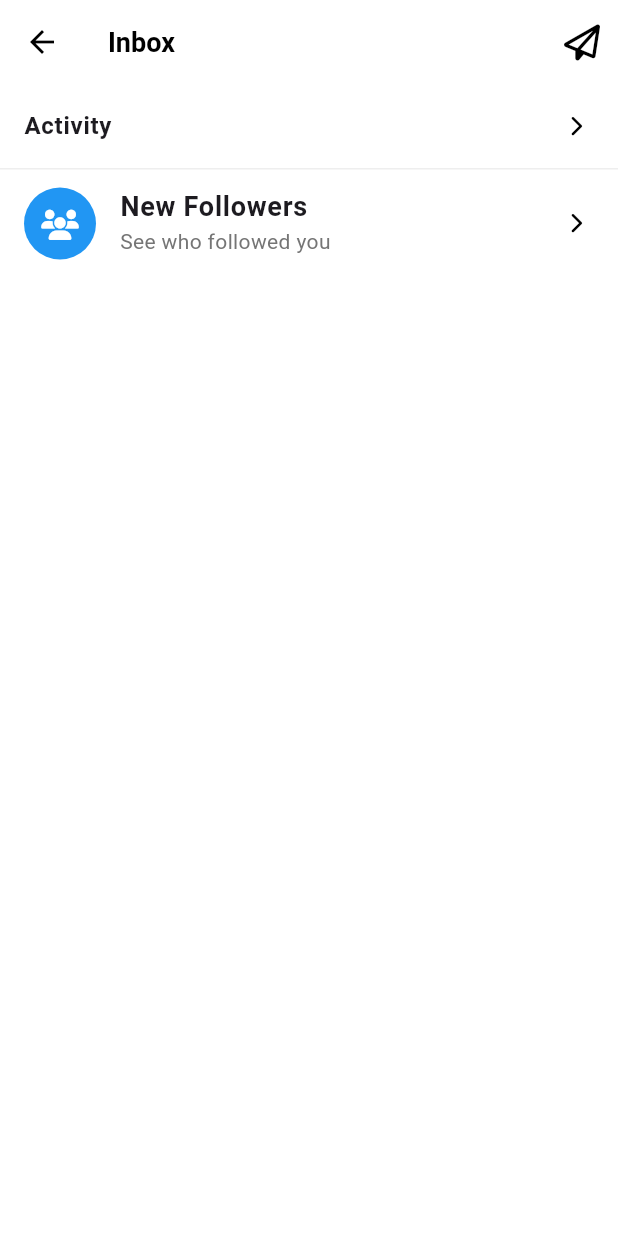
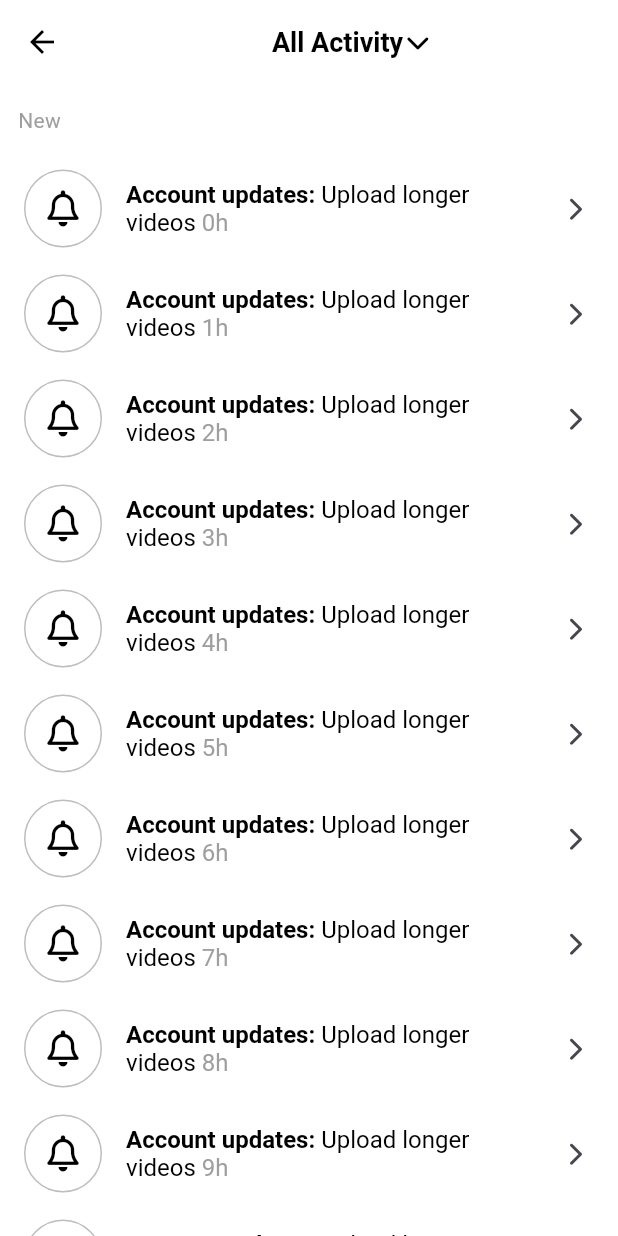
Before and after one commit to kimjihw/TikTok, a Flutter app: the InboxScreen screen opened directly, after a tap on "Activity", on a phone screen of 412 x 824 dp. Run offline on Flutter 3.47's test engine with Material 3 defaults, Android fonts, the phone set to English and light mode, and no system bars; our stand-ins replace font_awesome_flutter, video_player, visibility_detector; network calls fail.

Commit message:
- InBox 구현 완료

```diff
--- /dev/null
+++ b/lib/features/inbox/activity_screen.dart
@@ -0,0 +1,222 @@
+import 'package:flutter/material.dart';
+import 'package:font_awesome_flutter/font_awesome_flutter.dart';
+import 'package:tiktok/constants/gaps.dart';
+import 'package:tiktok/constants/sizes.dart';
+
+class ActivityScreen extends StatefulWidget {
+  const ActivityScreen({super.key});
+
+  @override
+  State<ActivityScreen> createState() => _ActivityScreenState();
+}
+
+class _ActivityScreenState extends State<ActivityScreen>
+    with SingleTickerProviderStateMixin {
+  final List<String> _notifications = List.generate(20, (index) => "${index}h");
+
+  late final AnimationController _animationController = AnimationController(
+    vsync: this,
+    duration: Duration(milliseconds: 500),
+  );
+
+  final List<Map<String, dynamic>> _tabs = [
+    {
+      "title": "All activity",
+      "icon": FontAwesomeIcons.solidMessage,
+    },
+    {
+      "title": "Likes",
+      "icon": FontAwesomeIcons.solidHeart,
+    },
+    {
+      "title": "Comments",
+      "icon": FontAwesomeIcons.solidComments,
+    },
+    {
+      "title": "Mentions",
+      "icon": FontAwesomeIcons.at,
+    },
+    {
+      "title": "Followers",
+      "icon": FontAwesomeIcons.solidUser,
+    },
+    {
+      "title": "From TikTok",
+      "icon": FontAwesomeIcons.tiktok,
+    }
+  ];
+
+  bool _showBarrier = false;
+
+  late final Animation<Color?> _barrierAnimation =
+      ColorTween(begin: Colors.transparent, end: Colors.black.withOpacity(0.5))
+          .animate(_animationController);
+
+  late final Animation<double> _arrowAnimation =
+      Tween(begin: 0.0, end: 0.5).animate(_animationController);
+
+  late final Animation<Offset> _pannelAnimation = Tween(
+    begin: Offset(0, -1),
+    end: Offset.zero,
+  ).animate(_animationController);
+
+  void _onDismissed(String notification) {
+    _notifications.remove(notification);
+    setState(() {});
+  }
+
+  void _toggleAnimation() async{
+    if (_animationController.status == AnimationStatus.completed)
+      await _animationController.reverse();
+    else
+      _animationController.forward();
+    setState(() {
+      _showBarrier = !_showBarrier;
+    });
+  }
+
+  @override
+  Widget build(BuildContext context) {
+    return Scaffold(
+      appBar: AppBar(
+        title: GestureDetector(
+          onTap: _toggleAnimation,
+          child: Row(
+            mainAxisAlignment: MainAxisAlignment.center,
+            children: [
+              Text("All Activity"),
+              Gaps.h2,
+              RotationTransition(
+                turns: _arrowAnimation,
+                child: FaIcon(
+                  FontAwesomeIcons.chevronDown,
+                  size: Sizes.size16,
+                ),
+              ),
+            ],
+          ),
+        ),
+      ),
+      body: Stack(
+        children: [
+          ListView(
+            children: [
+              Gaps.v14,
+              Padding(
+                padding: EdgeInsets.symmetric(horizontal: Sizes.size12),
+                child: Text(
+                  "New",
+                  style: TextStyle(
+                      fontSize: Sizes.size14, color: Colors.grey.shade500),
+                ),
+              ),
+              Gaps.v14,
+              for (var notification in _notifications)
+                Dismissible(
+                  onDismissed: (direction) => _onDismissed(notification),
+                  key: Key(notification),
+                  background: Container(
+                    alignment: Alignment.centerLeft,
+                    color: Colors.green,
+                    child: Padding(
+                      padding: EdgeInsets.only(left: 0),
+                      child: FaIcon(FontAwesomeIcons.checkDouble,
+                          color: Colors.white, size: Sizes.size32),
+                    ),
+                  ),
+                  secondaryBackground: Container(
+                    alignment: Alignment.centerRight,
+                    color: Colors.red,
+                    child: Padding(
+                      padding: EdgeInsets.only(left: 0),
+                      child: FaIcon(FontAwesomeIcons.trashCan,
+                          color: Colors.white, size: Sizes.size32),
+                    ),
+                  ),
+                  child: ListTile(
+                    minVerticalPadding: Sizes.size16,
+                    leading: Container(
+                      decoration: BoxDecoration(
+                        shape: BoxShape.circle,
+                        color: Colors.white,
+                        border: Border.all(
+                            color: Colors.grey.shade400, width: Sizes.size1),
+                      ),
+                      width: Sizes.size52,
+                      child: Center(
+                        child: FaIcon(
+                          FontAwesomeIcons.bell,
+                          color: Colors.black,
+                        ),
+                      ),
+                    ),
+                    title: RichText(
+                      text: TextSpan(
+                        text: "Account updates:",
+                        style: TextStyle(
+                            color: Colors.black,
+                            fontSize: Sizes.size16,
+                            fontWeight: FontWeight.w600),
+                        children: [
+                          TextSpan(
+                              text: " Upload longer videos",
+                              style: TextStyle(fontWeight: FontWeight.normal)),
+                          TextSpan(
+                            text: " $notification",
+                            style: TextStyle(
+                                fontWeight: FontWeight.normal,
+                                color: Colors.grey.shade500),
+                          ),
+                        ],
+                      ),
+                    ),
+                    trailing: FaIcon(
+                      FontAwesomeIcons.chevronRight,
+                      size: Sizes.size16,
+                    ),
+                  ),
+                ),
+            ],
+          ),
+          if (_showBarrier)
+            AnimatedModalBarrier(
+              color: _barrierAnimation,
+              dismissible: true,
+              onDismiss: _toggleAnimation,
+            ),
+          SlideTransition(
+            position: _pannelAnimation,
+            child: Container(
+              decoration: BoxDecoration(
+                borderRadius: BorderRadius.only(
+                  bottomLeft: Radius.circular(Sizes.size5),
+                  bottomRight: Radius.circular(Sizes.size5),
+                ),
+                color: Colors.white,
+              ),
+              child: Column(
+                mainAxisSize: MainAxisSize.min,
+                children: [
+                  for (var tab in _tabs)
+                    ListTile(
+                      title: Row(
+                        children: [
+                          FaIcon(tab['icon'],
+                              color: Colors.black, size: Sizes.size16),
+                          Gaps.h20,
+                          Text(
+                            tab['title'],
+                            style: TextStyle(fontWeight: FontWeight.bold),
+                          )
+                        ],
+                      ),
+                    ),
+                ],
+              ),
+            ),
+          ),
+        ],
+      ),
+    );
+  }
+}
--- a/lib/features/inbox/inbox_screen.dart
+++ b/lib/features/inbox/inbox_screen.dart
@@ -1,11 +1,18 @@
 import 'package:flutter/material.dart';
 import 'package:font_awesome_flutter/font_awesome_flutter.dart';
 import 'package:tiktok/constants/sizes.dart';
+import 'package:tiktok/features/inbox/activity_screen.dart';
 
 class InboxScreen extends StatelessWidget {
   const InboxScreen({super.key});
 
   void _onDmPressed() {}
+
+  void _onActivityTap(BuildContext context) {
+    Navigator.of(context).push(
+      MaterialPageRoute(builder: (context) => ActivityScreen()),
+    );
+  }
 
   @override
   Widget build(BuildContext context) {
@@ -21,7 +28,7 @@ class InboxScreen extends StatelessWidget {
       body: ListView(
         children: [
           ListTile(
-            onTap: (){},
+            onTap: () => _onActivityTap(context),
             title: Text(
               "Activity",
               style: TextStyle(
```
